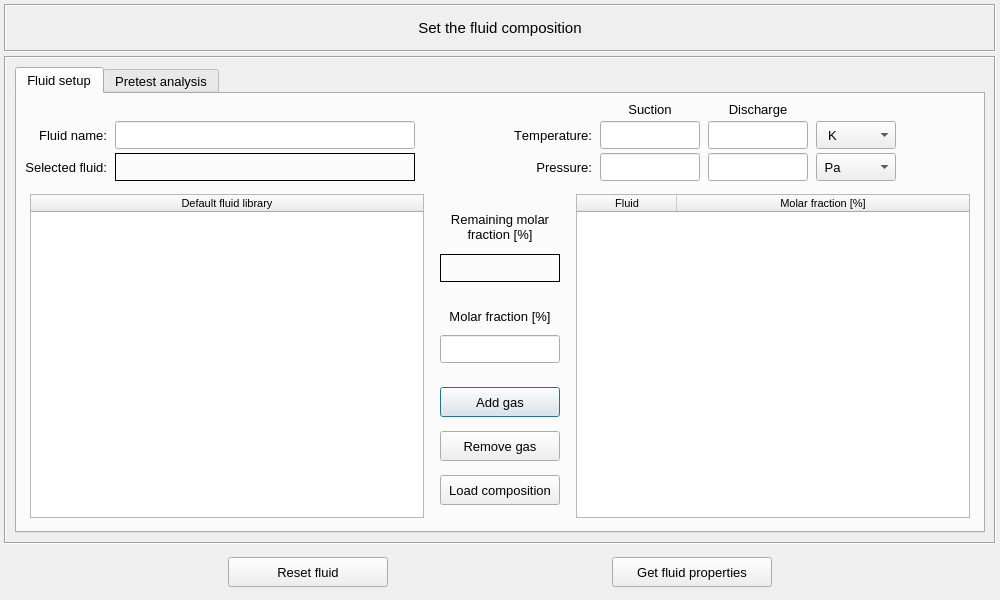
The window that pulse/interface/ui_files/model/setup/acoustic/set_fluid_composition_input.ui (open-pulse/OpenPulse) describes before a commit, drawn with Qt 5.
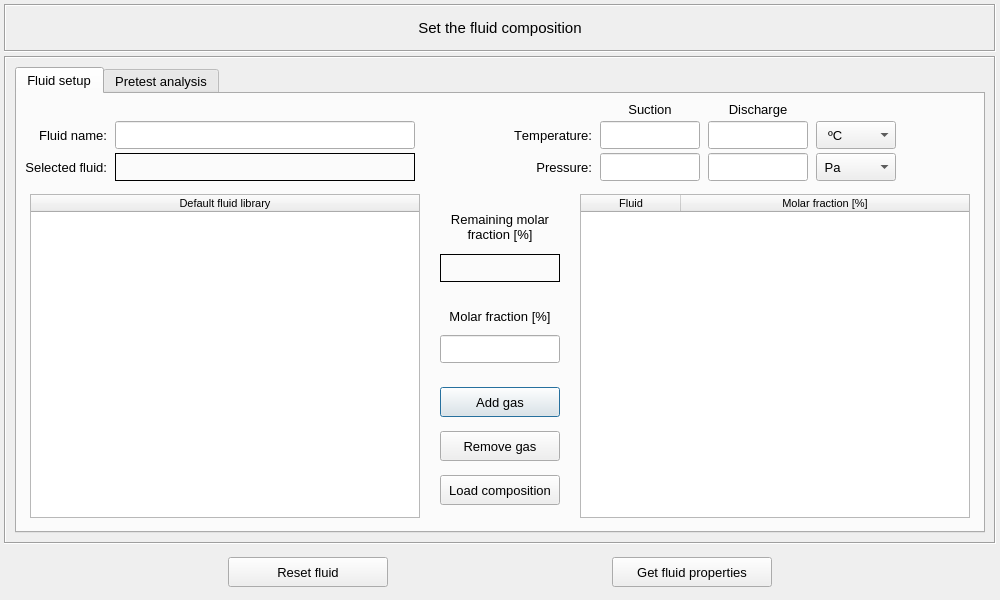
The same window after the commit.

Commit message: Adjusts on the fluid-related classes

What changed in the file:
```diff
--- a/pulse/interface/ui_files/model/setup/acoustic/set_fluid_composition_input.ui
+++ b/pulse/interface/ui_files/model/setup/acoustic/set_fluid_composition_input.ui
@@ -19,7 +19,7 @@
   <property name="maximumSize">
    <size>
     <width>1000</width>
-    <height>800</height>
+    <height>612</height>
    </size>
   </property>
   <property name="windowTitle">
@@ -427,6 +427,9 @@
                  <italic>false</italic>
                 </font>
                </property>
+               <property name="currentIndex">
+                <number>1</number>
+               </property>
                <item>
                 <property name="text">
                  <string>  K</string>
@@ -1042,6 +1045,18 @@
              </item>
              <item row="0" column="0">
               <widget class="QTreeWidget" name="treeWidget_reference_gases">
+               <property name="minimumSize">
+                <size>
+                 <width>390</width>
+                 <height>0</height>
+                </size>
+               </property>
+               <property name="maximumSize">
+                <size>
+                 <width>390</width>
+                 <height>16777215</height>
+                </size>
+               </property>
                <property name="font">
                 <font>
                  <family>MS Shell Dlg 2</family>
@@ -1081,6 +1096,18 @@
              </item>
              <item row="0" column="2">
               <widget class="QTreeWidget" name="treeWidget_new_gas">
+               <property name="minimumSize">
+                <size>
+                 <width>390</width>
+                 <height>0</height>
+                </size>
+               </property>
+               <property name="maximumSize">
+                <size>
+                 <width>390</width>
+                 <height>16777215</height>
+                </size>
+               </property>
                <property name="font">
                 <font>
                  <family>MS Shell Dlg 2</family>
@@ -1088,7 +1115,7 @@
                 </font>
                </property>
                <property name="sizeAdjustPolicy">
-                <enum>QAbstractScrollArea::AdjustToContents</enum>
+                <enum>QAbstractScrollArea::AdjustIgnored</enum>
                </property>
                <property name="editTriggers">
                 <set>QAbstractItemView::DoubleClicked|QAbstractItemView::EditKeyPressed|QAbstractItemView::SelectedClicked</set>
```
Left out of the diff: 3 changed lines with no effect on the pictures. The commit also changes 5 other files.
